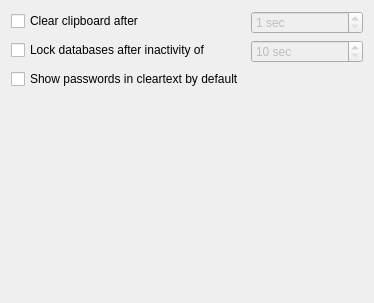
Qt form src/gui/SettingsWidgetSecurity.ui (keepassx/keepassx) before a commit.
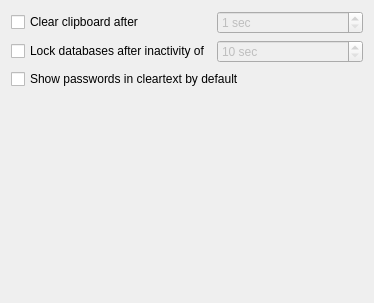
The same form after that commit.

Commit message: BUGFIX Multiple systray icons when settings are edited twice on same runtime

```diff
--- a/src/gui/SettingsWidgetSecurity.ui
+++ b/src/gui/SettingsWidgetSecurity.ui
@@ -10,7 +10,7 @@
     <height>303</height>
    </rect>
   </property>
-  <layout class="QFormLayout" name="formLayout">
+  <layout class="QGridLayout" name="gridLayout">
    <item row="0" column="0">
     <widget class="QCheckBox" name="clearClipboardCheckBox">
      <property name="text">
@@ -18,22 +18,6 @@
      </property>
     </widget>
    </item>
-   <item row="0" column="1">
-    <widget class="QSpinBox" name="clearClipboardSpinBox">
-     <property name="enabled">
-      <bool>false</bool>
-     </property>
-     <property name="suffix">
-      <string> sec</string>
-     </property>
-     <property name="minimum">
-      <number>1</number>
-     </property>
-     <property name="maximum">
-      <number>999</number>
-     </property>
-    </widget>
-   </item>
    <item row="1" column="0">
     <widget class="QCheckBox" name="lockDatabaseIdleCheckBox">
      <property name="text">
@@ -57,7 +41,36 @@
      </property>
     </widget>
    </item>
-   <item row="2" column="0">
+   <item row="0" column="1">
+    <widget class="QSpinBox" name="clearClipboardSpinBox">
+     <property name="enabled">
+      <bool>false</bool>
+     </property>
+     <property name="suffix">
+      <string> sec</string>
+     </property>
+     <property name="minimum">
+      <number>1</number>
+     </property>
+     <property name="maximum">
+      <number>999</number>
+     </property>
+    </widget>
+   </item>
+   <item row="3" column="0" colspan="2">
+    <spacer name="verticalSpacer">
+     <property name="orientation">
+      <enum>Qt::Vertical</enum>
+     </property>
+     <property name="sizeHint" stdset="0">
+      <size>
+       <width>20</width>
+       <height>40</height>
+      </size>
+     </property>
+    </spacer>
+   </item>
+   <item row="2" column="0" colspan="2">
     <widget class="QCheckBox" name="passwordCleartextCheckBox">
      <property name="text">
       <string>Show passwords in cleartext by default</string>
```
The commit also changes 3 other files.
